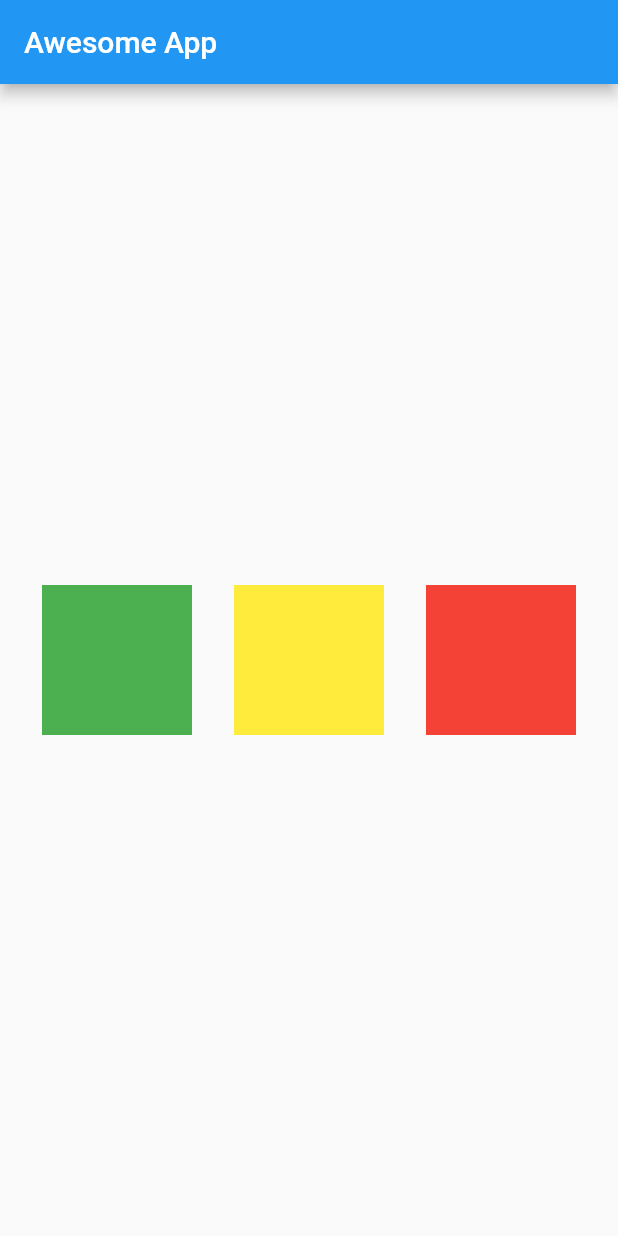
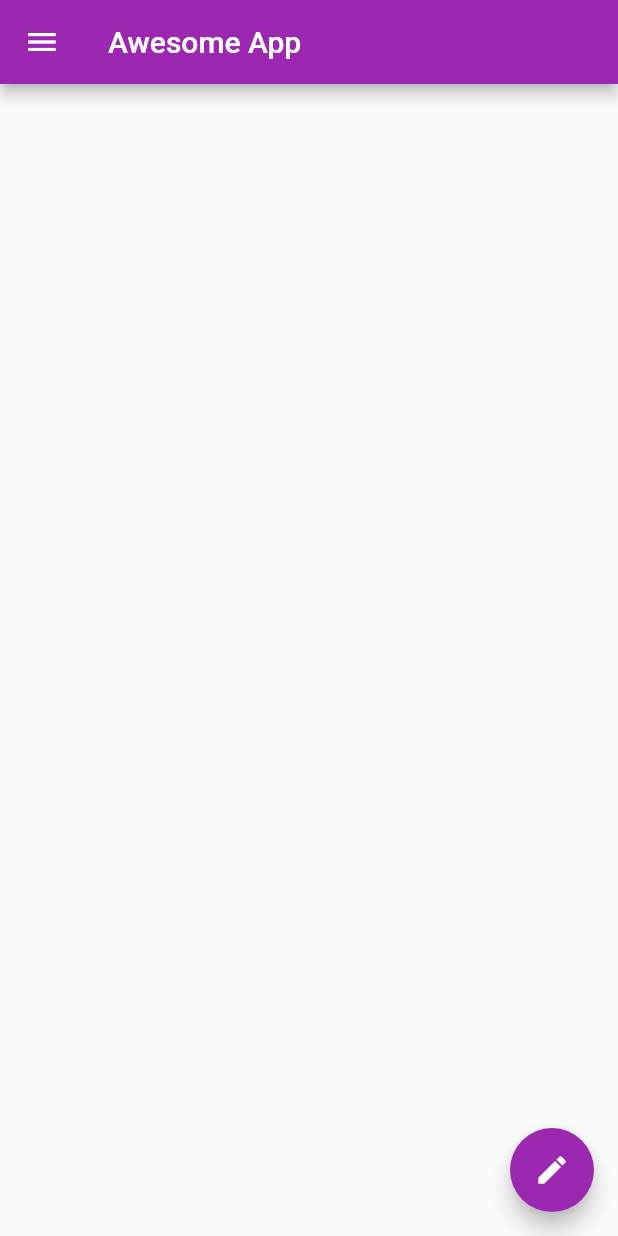
Before and after one commit to rajeshb001/sanatan-dharam, a Flutter app: the screen it shows after launch, on a phone screen of 412 x 824 dp. Run offline on Flutter 3.47's test engine with Material 2 defaults, Android fonts, the phone set to English and light mode, and no system bars.

Commit message:
Chapter 4 Completed

```diff
--- a/lib/main.dart
+++ b/lib/main.dart
@@ -1,10 +1,13 @@
 import 'package:flutter/material.dart';
 
-void main(){
-  runApp(MaterialApp(
-    title: 'Awesome App',
-    home: HomePage(),
-  ));
+void main() {
+  runApp(
+    MaterialApp(
+      title: 'Awesome App',
+      home: HomePage(),
+      theme: ThemeData(primarySwatch: Colors.purple),
+    ),
+  );
 }
 
 class HomePage extends StatelessWidget {
@@ -14,37 +17,38 @@ class HomePage extends StatelessWidget {
       appBar: AppBar(
         title: Text('Awesome App'),
       ),
-      body: Container(
-        width: MediaQuery.of(context).size.width,
-        height: MediaQuery.of(context).size.height,
-        child: Row(
-          mainAxisAlignment: MainAxisAlignment.spaceEvenly,
-          crossAxisAlignment: CrossAxisAlignment.center,
+      body: Container(),
+      drawer: Drawer(
+        child: ListView(
+          padding: EdgeInsets.zero,
           children: [
-            Container(
-              padding: EdgeInsets.all(8),
-              alignment: Alignment.center,
-              width: 100,
-              height: 100,
-              color: Colors.green,
+            UserAccountsDrawerHeader(
+              accountName: Text("B Rajesh"),
+              accountEmail: Text("rajeshb@interfinet.com"),
+              currentAccountPicture: CircleAvatar(
+                backgroundImage: NetworkImage(
+                    "https://images.unsplash.com/photo-1497551060073-4c5ab6435f12?ixid=MXwxMjA3fDB8MHxwaG90by1wYWdlfHx8fGVufDB8fHw%3D&ixlib=rb-1.2.1&auto=format&fit=crop&w=667&q=80"),
+              ),
             ),
-            Container(
-              padding: EdgeInsets.all(8),
-              alignment: Alignment.center,
-              width: 100,
-              height: 100,
-              color: Colors.yellow,
+            ListTile(
+              title: Text("Account"),
+              leading: Icon(Icons.person),
+              subtitle: Text("Personal Details"),
+              trailing: Icon(Icons.edit),
             ),
-            Container(
-              padding: EdgeInsets.all(8),
-              alignment: Alignment.center,
-              width: 100,
-              height: 100,
-              color: Colors.red,
+            ListTile(
+              title: Text("Email"),
+              leading: Icon(Icons.email),
+              subtitle: Text("rajeshb@interfinet.com"),
+              trailing: Icon(Icons.send),
             ),
           ],
         ),
       ),
+      floatingActionButton: FloatingActionButton(
+        onPressed: () {},
+        child: Icon(Icons.edit),
+      ),
     );
   }
 }
```
